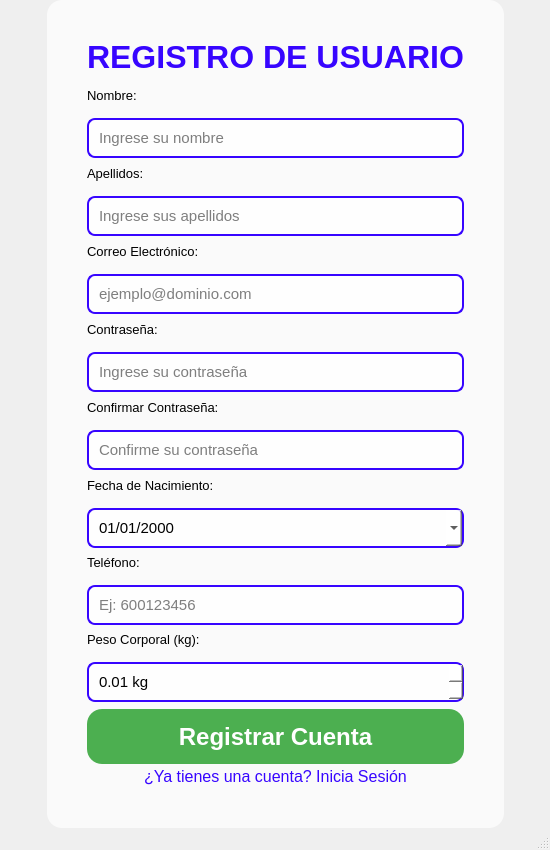
This is src/Vista/Ui/VistaRegistro.ui in danielreynaa/TrabajoPowerGym as Qt 5 draws it before an edit. The edited form follows.
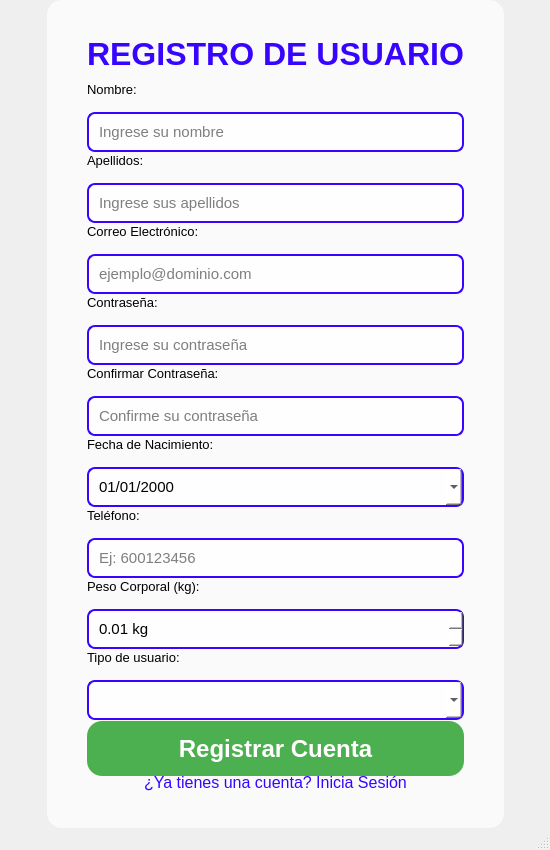
This is the edited form. Icons and pictures are not drawn.

Commit message: Tipos perfiles y demás

What changed in the file:
```diff
--- a/src/Vista/Ui/VistaRegistro.ui
+++ b/src/Vista/Ui/VistaRegistro.ui
@@ -526,6 +526,66 @@
          </property>
         </spacer>
        </item>
+       <item>
+        <widget class="QLabel" name="lbl_rol">
+          <property name="font">
+          <font>
+            <pointsize>10</pointsize>
+          </font>
+          </property>
+          <property name="text">
+          <string>Tipo de usuario:</string>
+          </property>
+        </widget>
+        </item>
+        <item>
+        <widget class="QComboBox" name="combo_rol">
+          <property name="minimumSize">
+          <size>
+            <width>0</width>
+            <height>40</height>
+          </size>
+          </property>
+          <property name="font">
+          <font>
+            <pointsize>11</pointsize>
+          </font>
+          </property>
+          <property name="styleSheet">
+          <string notr="true">
+            QComboBox {
+            background-color: rgba(255, 255, 255, 200);
+            border: 2px solid rgb(55, 5, 255);
+            border-radius: 8px;
+            padding: 8px;
+            color: black;
+            }
+            QComboBox:focus {
+            border: 2px solid rgb(0, 0, 200);
+            }
+          </string>
+          </property>
+          <property name="currentIndex">
+          <number>-1</number>
+          </property>
+          <item>
+          <property name="text">
+            <string>Administrador</string>
+          </property>
+          </item>
+          <item>
+          <property name="text">
+            <string>Entrenador</string>
+          </property>
+          </item>
+          <item>
+          <property name="text">
+            <string>Atleta</string>
+          </property>
+          </item>
+        </widget>
+        </item>
+
        <item>
         <widget class="QPushButton" name="btn_registrar">
          <property name="minimumSize">
```
The commit also changes 4 other files.
